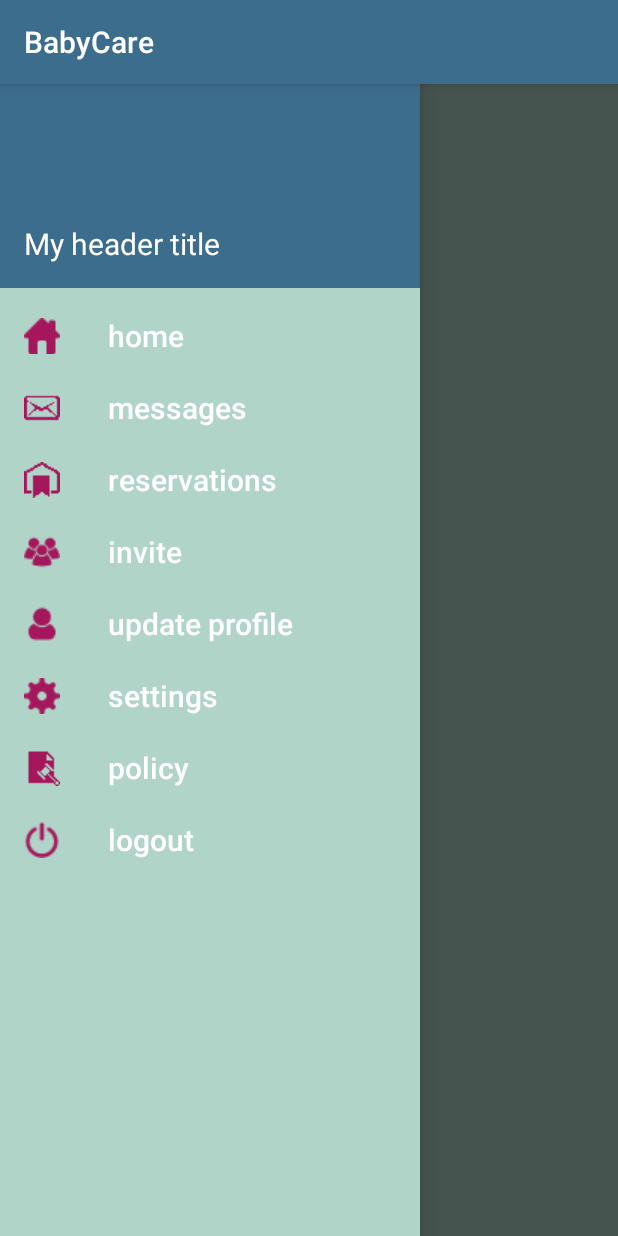
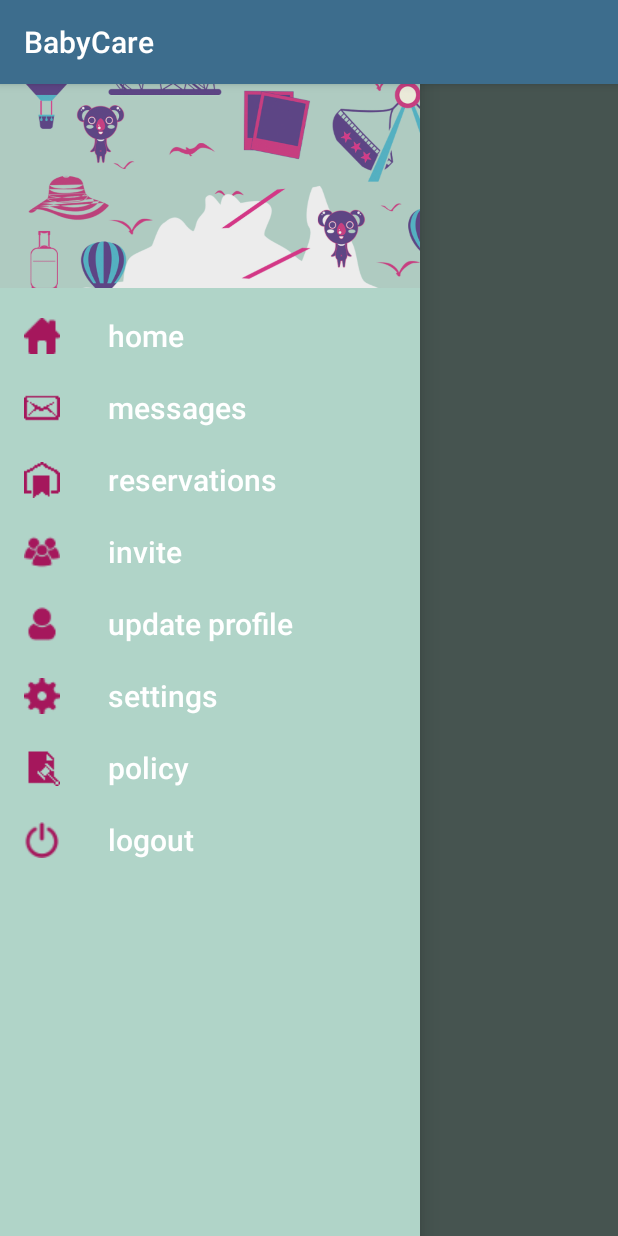
Before and after one commit to ShadiBlizzard/BabyCare, an Android app: the ParentHomeActivity screen opened directly, with no data from a screen before it, with the side drawer open, on a phone screen of 412 x 824 dp. Run offline under Robolectric (Android 15) with nearby library versions, the phone set to English and light mode, and no system bars.

Commit message:
navigation drawer - part 2

```diff
--- a/app/src/main/res/layout/nav_header.xml
+++ b/app/src/main/res/layout/nav_header.xml
@@ -5,17 +5,34 @@
     <LinearLayout xmlns:android="http://schemas.android.com/apk/res/android"
         android:layout_width="match_parent"
         android:layout_height="192dp"
-        android:background="@color/mainColor"
+        android:background="@drawable/header"
         android:padding="16dp"
         android:theme="@style/ThemeOverlay.AppCompat.Dark"
-        android:orientation="vertical"
-        android:gravity="bottom">
+        android:orientation="vertical">
 
+        <!--<ImageView
+            android:id="@+id/user_pic"
+            android:src="@drawable/temporarypic"
+            android:layout_width="75dp"
+            android:layout_height="75dp" />
         <TextView
-            android:layout_width="match_parent"
+            android:layout_width="wrap_content"
             android:layout_height="wrap_content"
-            android:text="My header title"
-            android:textAppearance="@style/TextAppearance.AppCompat.Body1"/>
+            android:text="Hello"
+            android:fontFamily="sans-serif-smallcaps"
+            android:textColor="@color/secondColor"
+            android:textStyle="bold"
+            android:layout_marginTop="8dp"
+            />
+        <TextView
+            android:id="@+id/user_mail"
+            android:layout_width="wrap_content"
+            android:layout_height="wrap_content"
+            android:text="temporary@email.it"
+            android:fontFamily="sans-serif-smallcaps"
+            android:textColor="@color/secondColor"
+            android:textSize="16dp"
+            android:layout_marginTop="5dp"/>-->
 
     </LinearLayout>
 </android.support.constraint.ConstraintLayout>
```
Also changed, not shown: app/src/main/res/drawable/header.png (added), app/src/main/res/drawable/temporarypic.png (added), 16 other files.
